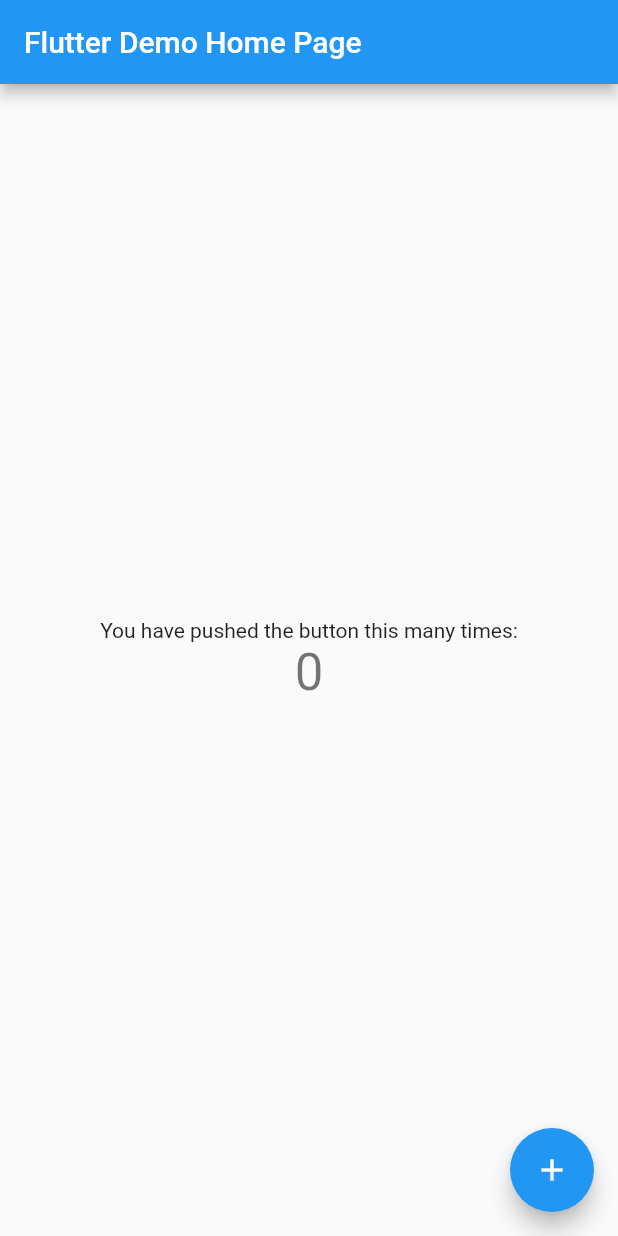
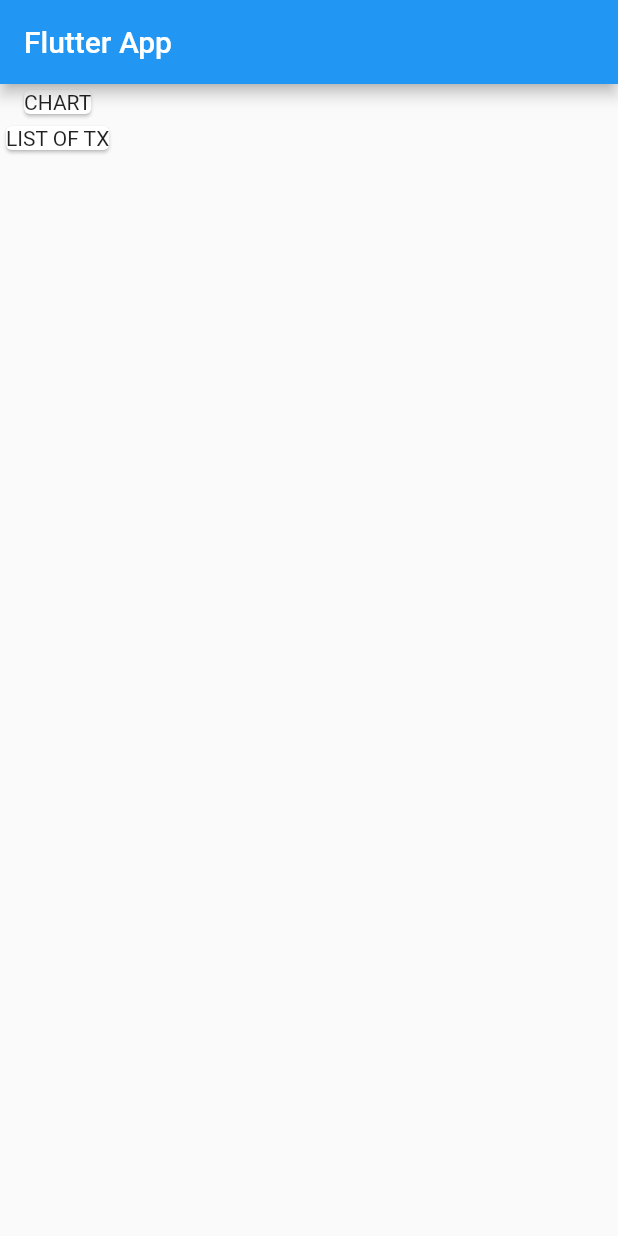
Before and after one commit to jls-github/expense_tracker, a Flutter app: the screen it shows after launch, on a phone screen of 412 x 824 dp. Run offline on Flutter 3.47's test engine with Material 2 defaults, Android fonts, the phone set to English and light mode, and no system bars.

Commit message:
set up basic scaffold

```diff
--- a/lib/main.dart
+++ b/lib/main.dart
@@ -5,113 +5,35 @@ void main() {
 }
 
 class MyApp extends StatelessWidget {
-  // This widget is the root of your application.
   @override
   Widget build(BuildContext context) {
     return MaterialApp(
       title: 'Flutter Demo',
       theme: ThemeData(
-        // This is the theme of your application.
-        //
-        // Try running your application with "flutter run". You'll see the
-        // application has a blue toolbar. Then, without quitting the app, try
-        // changing the primarySwatch below to Colors.green and then invoke
-        // "hot reload" (press "r" in the console where you ran "flutter run",
-        // or simply save your changes to "hot reload" in a Flutter IDE).
-        // Notice that the counter didn't reset back to zero; the application
-        // is not restarted.
         primarySwatch: Colors.blue,
-        // This makes the visual density adapt to the platform that you run
-        // the app on. For desktop platforms, the controls will be smaller and
-        // closer together (more dense) than on mobile platforms.
         visualDensity: VisualDensity.adaptivePlatformDensity,
       ),
-      home: MyHomePage(title: 'Flutter Demo Home Page'),
+      home: MyHomePage(),
     );
   }
 }
 
-class MyHomePage extends StatefulWidget {
-  MyHomePage({Key key, this.title}) : super(key: key);
-
-  // This widget is the home page of your application. It is stateful, meaning
-  // that it has a State object (defined below) that contains fields that affect
-  // how it looks.
-
-  // This class is the configuration for the state. It holds the values (in this
-  // case the title) provided by the parent (in this case the App widget) and
-  // used by the build method of the State. Fields in a Widget subclass are
-  // always marked "final".
-
-  final String title;
-
-  @override
-  _MyHomePageState createState() => _MyHomePageState();
-}
-
-class _MyHomePageState extends State<MyHomePage> {
-  int _counter = 0;
-
-  void _incrementCounter() {
-    setState(() {
-      // This call to setState tells the Flutter framework that something has
-      // changed in this State, which causes it to rerun the build method below
-      // so that the display can reflect the updated values. If we changed
-      // _counter without calling setState(), then the build method would not be
-      // called again, and so nothing would appear to happen.
-      _counter++;
-    });
-  }
-
+class MyHomePage extends StatelessWidget {
   @override
   Widget build(BuildContext context) {
-    // This method is rerun every time setState is called, for instance as done
-    // by the _incrementCounter method above.
-    //
-    // The Flutter framework has been optimized to make rerunning build methods
-    // fast, so that you can just rebuild anything that needs updating rather
-    // than having to individually change instances of widgets.
     return Scaffold(
-      appBar: AppBar(
-        // Here we take the value from the MyHomePage object that was created by
-        // the App.build method, and use it to set our appbar title.
-        title: Text(widget.title),
-      ),
-      body: Center(
-        // Center is a layout widget. It takes a single child and positions it
-        // in the middle of the parent.
-        child: Column(
-          // Column is also a layout widget. It takes a list of children and
-          // arranges them vertically. By default, it sizes itself to fit its
-          // children horizontally, and tries to be as tall as its parent.
-          //
-          // Invoke "debug painting" (press "p" in the console, choose the
-          // "Toggle Debug Paint" action from the Flutter Inspector in Android
-          // Studio, or the "Toggle Debug Paint" command in Visual Studio Code)
-          // to see the wireframe for each widget.
-          //
-          // Column has various properties to control how it sizes itself and
-          // how it positions its children. Here we use mainAxisAlignment to
-          // center the children vertically; the main axis here is the vertical
-          // axis because Columns are vertical (the cross axis would be
-          // horizontal).
-          mainAxisAlignment: MainAxisAlignment.center,
+        appBar: AppBar(
+          title: Text('Flutter App'),
+        ),
+        body: Column(
           children: <Widget>[
-            Text(
-              'You have pushed the button this many times:',
+            Card(
+              child: Text("CHART"),
             ),
-            Text(
-              '$_counter',
-              style: Theme.of(context).textTheme.headline4,
-            ),
+            Card(
+              child: Text('LIST OF TX'),
+            )
           ],
-        ),
-      ),
-      floatingActionButton: FloatingActionButton(
-        onPressed: _incrementCounter,
-        tooltip: 'Increment',
-        child: Icon(Icons.add),
-      ), // This trailing comma makes auto-formatting nicer for build methods.
-    );
+        ));
   }
 }
```
Also changed, not shown: 1 other file.
